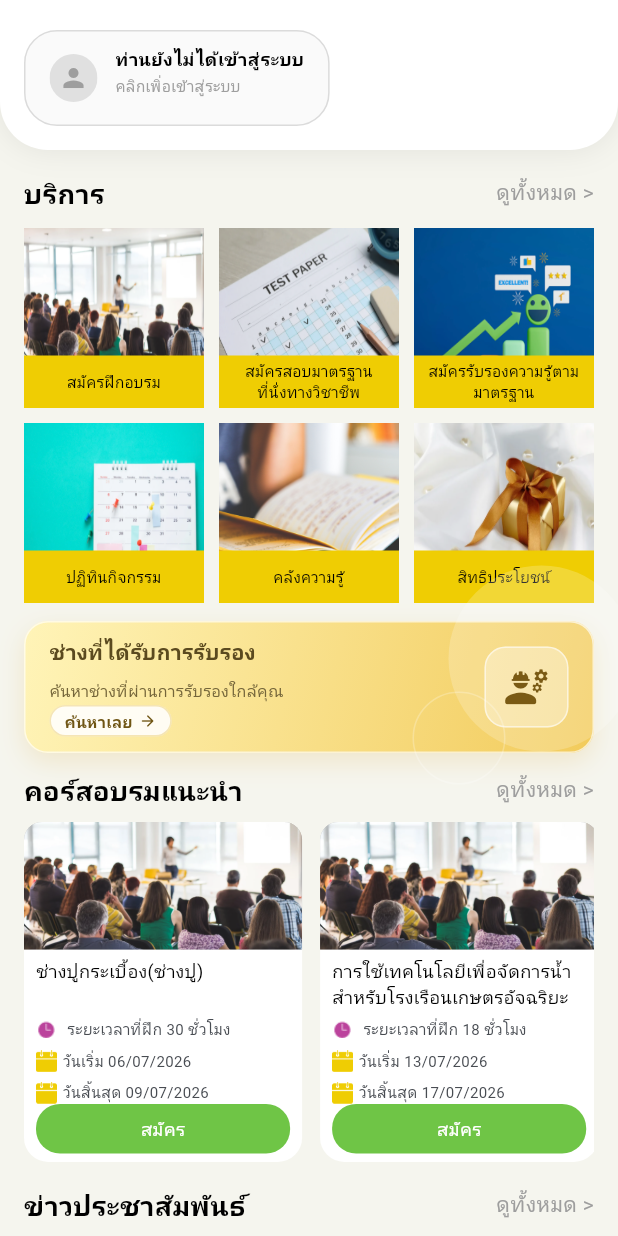
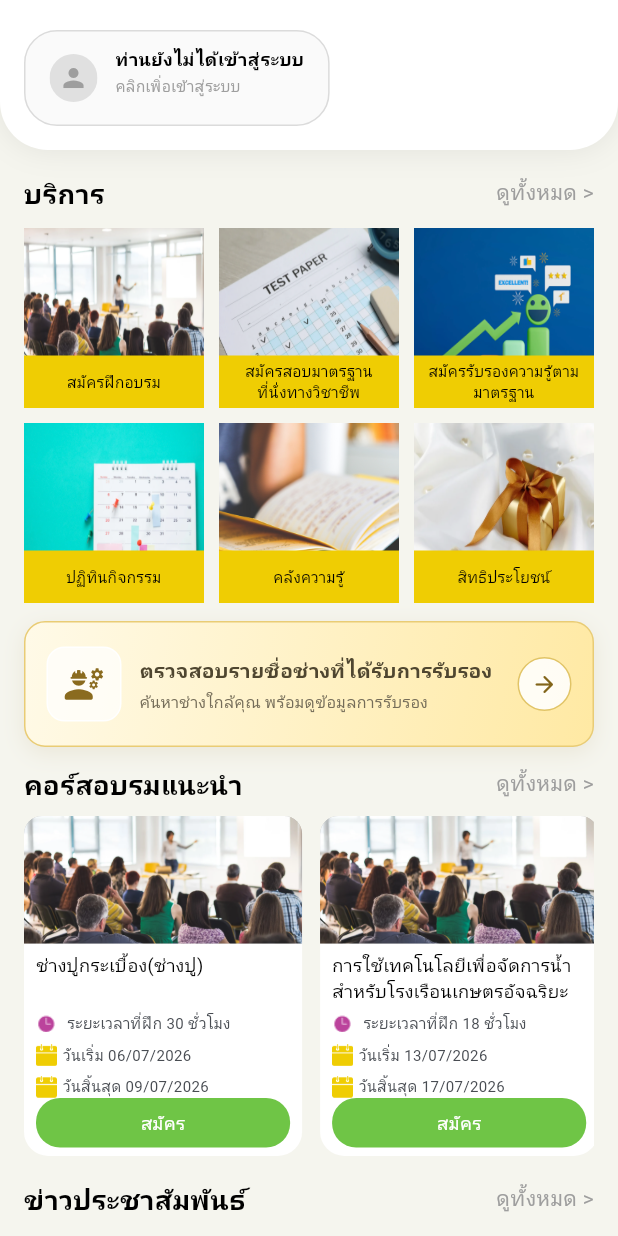
Before and after one commit to webuilddeveloper/dsd_2026_mobile, a Flutter app: the HomePage screen opened directly with empty values, on a phone screen of 412 x 824 dp. Run offline on Flutter 3.47's test engine with Material 3 defaults, Android fonts, the phone set to English and light mode, and no system bars; our stand-ins replace app_links, carousel_slider, dio, flutter_html, flutter_secure_storage, fluttertoast and 10 more; missing offline and left inert: background_downloader, flutter_line_sdk, screen_protector, syncfusion_flutter_core, syncfusion_flutter_pdfviewer; accounts and stored records are empty; network calls fail; Roboto replaces fonts that are missing (Kanit).

Commit message:
Update ปุ่ม

```diff
--- a/lib/home.dart
+++ b/lib/home.dart
@@ -532,140 +532,90 @@ class HomePageState extends State<HomePage>
         );
       },
       child: Container(
-        height: 88,
+        height: 84,
         width: double.infinity,
         decoration: BoxDecoration(
-          borderRadius: BorderRadius.circular(16),
+          borderRadius: BorderRadius.circular(14),
           gradient: const LinearGradient(
             begin: Alignment.topLeft,
             end: Alignment.bottomRight,
-            colors: [Color(0xFFFFF4B8), Color(0xFFF2CB5B)],
+            colors: [Color(0xFFFFFAE8), Color(0xFFFFE9A3)],
           ),
-          border: Border.all(color: Colors.white.withOpacity(.65), width: 1),
+          border: Border.all(color: const Color(0xFFE9CC75), width: 1),
           boxShadow: [
             BoxShadow(
-              color: const Color(0xFFD8A32B).withOpacity(.18),
-              blurRadius: 14,
-              offset: const Offset(0, 6),
+              color: const Color(0xFF8A6A18).withOpacity(.10),
+              blurRadius: 12,
+              offset: const Offset(0, 4),
             ),
           ],
         ),
-        child: Stack(
-          clipBehavior: Clip.none,
+        child: Padding(
+          padding: const EdgeInsets.symmetric(horizontal: 14, vertical: 12),
+          child: Row(
             children: [
-            Positioned(
-              right: -28,
-              top: -38,
-              child: Container(
-                width: 124,
-                height: 124,
+              Container(
+                width: 50,
+                height: 50,
                 decoration: BoxDecoration(
-                  color: Colors.white.withOpacity(.20),
-                  shape: BoxShape.circle,
-                ),
-              ),
-            ),
-            Positioned(
-              right: 58,
-              bottom: -22,
-              child: Container(
-                width: 62,
-                height: 62,
-                decoration: BoxDecoration(
-                  border: Border.all(color: Colors.white.withOpacity(.24)),
-                  shape: BoxShape.circle,
-                ),
-              ),
-            ),
-            Positioned(
-              right: 16,
-              top: 16,
-              bottom: 16,
-              child: Container(
-                width: 56,
-                decoration: BoxDecoration(
-                  color: Colors.white.withOpacity(.34),
-                  borderRadius: BorderRadius.circular(14),
-                  border: Border.all(color: Colors.white.withOpacity(.56)),
+                  color: Colors.white.withOpacity(.72),
+                  borderRadius: BorderRadius.circular(12),
+                  border: Border.all(color: Colors.white),
                 ),
                 child: const Icon(
                   Icons.engineering_rounded,
-                  size: 31,
-                  color: Color(0xFF7A5A14),
+                  size: 28,
+                  color: Color(0xFF8A6B1F),
                 ),
               ),
-            ),
-            Padding(
-              padding: const EdgeInsets.fromLTRB(16, 10, 84, 10),
-              child: Row(
-                children: [
-                  Expanded(
+              const SizedBox(width: 12),
+              const Expanded(
                 child: Column(
-                      mainAxisAlignment: MainAxisAlignment.spaceBetween,
+                  mainAxisAlignment: MainAxisAlignment.center,
                   crossAxisAlignment: CrossAxisAlignment.start,
                   children: [
-                        const Text(
-                          "ช่างที่ได้รับการรับรอง",
+                    Text(
+                      "ตรวจสอบรายชื่อช่างที่ได้รับการรับรอง",
                       style: TextStyle(
                         fontFamily: "Kanit",
-                            fontSize: 14,
-                            fontWeight: FontWeight.w700,
-                            color: Color(0xFF5B4A1F),
+                        fontSize: 13.5,
+                        fontWeight: FontWeight.w600,
+                        color: Color(0xFF4F4630),
                       ),
                       maxLines: 1,
                       overflow: TextOverflow.ellipsis,
                     ),
-                        const SizedBox(height: 2),
+                    SizedBox(height: 4),
                     Text(
-                          "ค้นหาช่างที่ผ่านการรับรองใกล้คุณ",
+                      "ค้นหาช่างใกล้คุณ พร้อมดูข้อมูลการรับรอง",
                       style: TextStyle(
                         fontFamily: "Kanit",
                         fontSize: 10.5,
-                            color: Color(0xFF75663A),
+                        color: Color(0xFF756D59),
                       ),
                       maxLines: 1,
                       overflow: TextOverflow.ellipsis,
                     ),
+                  ],
+                ),
+              ),
+              const SizedBox(width: 10),
               Container(
-                          padding: const EdgeInsets.symmetric(
-                            horizontal: 9,
-                            vertical: 2,
-                          ),
+                width: 36,
+                height: 36,
                 decoration: BoxDecoration(
                   color: Colors.white.withOpacity(.88),
-                            borderRadius: BorderRadius.circular(999),
-                            border: Border.all(
-                              color: const Color(0xFFE1B83C).withOpacity(.34),
+                  shape: BoxShape.circle,
+                  border: Border.all(color: const Color(0xFFE1C467)),
                 ),
-                          ),
-                          child: const Row(
-                            mainAxisSize: MainAxisSize.min,
-                            children: [
-                              Text(
-                                "ค้นหาเลย",
-                                style: TextStyle(
-                                  fontFamily: "Kanit",
-                                  fontSize: 10.5,
-                                  fontWeight: FontWeight.w600,
-                                  color: Color(0xFF6F5514),
-                                ),
-                              ),
-                              SizedBox(width: 4),
-                              Icon(
+                child: const Icon(
                   Icons.arrow_forward_rounded,
-                                color: Color(0xFF6F5514),
-                                size: 12,
-                              ),
-                            ],
+                  size: 18,
+                  color: Color(0xFF82651A),
                 ),
               ),
             ],
           ),
-                  ),
-                ],
-              ),
-            ),
-          ],
         ),
       ),
     );
```
Lines whose indentation alone changed are shown as unchanged.
